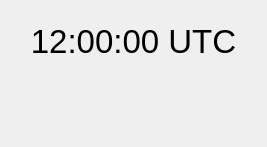
Above: ui/ClockWidget.ui from 7h0ma5/QLog before the change. Below: the same form after it.
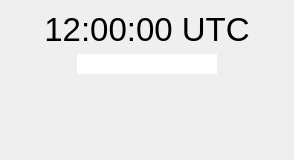
That is the form after the change.

What changed in the file:
```diff
--- a/ui/ClockWidget.ui
+++ b/ui/ClockWidget.ui
@@ -6,8 +6,8 @@
    <rect>
     <x>0</x>
     <y>0</y>
-    <width>267</width>
-    <height>147</height>
+    <width>294</width>
+    <height>160</height>
    </rect>
   </property>
   <property name="windowTitle">
@@ -33,6 +33,18 @@
     <layout class="QHBoxLayout" name="horizontalLayout">
      <item>
       <widget class="QLabel" name="sunRiseLabel">
+       <property name="sizePolicy">
+        <sizepolicy hsizetype="Expanding" vsizetype="Preferred">
+         <horstretch>0</horstretch>
+         <verstretch>0</verstretch>
+        </sizepolicy>
+       </property>
+       <property name="minimumSize">
+        <size>
+         <width>60</width>
+         <height>0</height>
+        </size>
+       </property>
        <property name="text">
         <string/>
        </property>
@@ -41,8 +53,54 @@
        </property>
       </widget>
      </item>
+     <item>
+      <widget class="QGraphicsView" name="sunGraphicsView">
+       <property name="minimumSize">
+        <size>
+         <width>0</width>
+         <height>10</height>
+        </size>
+       </property>
+       <property name="maximumSize">
+        <size>
+         <width>16777215</width>
+         <height>20</height>
+        </size>
+       </property>
+       <property name="frameShape">
+        <enum>QFrame::NoFrame</enum>
+       </property>
+       <property name="frameShadow">
+        <enum>QFrame::Plain</enum>
+       </property>
+       <property name="lineWidth">
+        <number>0</number>
+       </property>
+       <property name="verticalScrollBarPolicy">
+        <enum>Qt::ScrollBarAlwaysOff</enum>
+       </property>
+       <property name="horizontalScrollBarPolicy">
+        <enum>Qt::ScrollBarAlwaysOff</enum>
+       </property>
+       <property name="renderHints">
+        <set>QPainter::TextAntialiasing</set>
+       </property>
+      </widget>
+     </item>
      <item>
       <widget class="QLabel" name="sunSetLabel">
+       <property name="sizePolicy">
+        <sizepolicy hsizetype="Expanding" vsizetype="Preferred">
+         <horstretch>0</horstretch>
+         <verstretch>0</verstretch>
+        </sizepolicy>
+       </property>
+       <property name="minimumSize">
+        <size>
+         <width>60</width>
+         <height>0</height>
+        </size>
+       </property>
        <property name="text">
         <string/>
        </property>
@@ -53,6 +111,19 @@
      </item>
     </layout>
    </item>
+   <item>
+    <spacer name="verticalSpacer">
+     <property name="orientation">
+      <enum>Qt::Vertical</enum>
+     </property>
+     <property name="sizeHint" stdset="0">
+      <size>
+       <width>20</width>
+       <height>40</height>
+      </size>
+     </property>
+    </spacer>
+   </item>
   </layout>
  </widget>
  <resources/>
```
